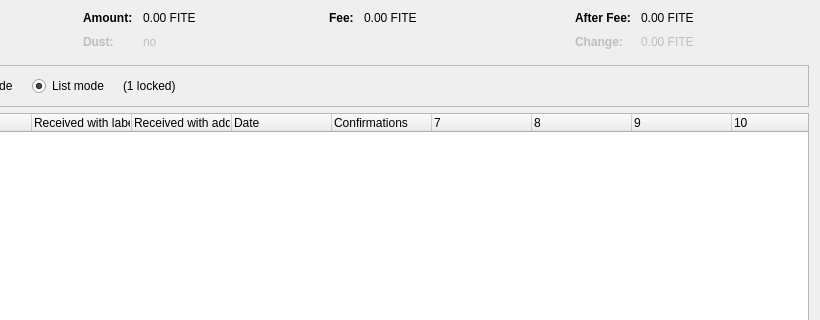
Old version of the form src/qt/forms/coincontroldialog.ui in the repository fitecash/fitecash; both pictures show x 180 to 1000 and y 0 to 320 of the 1000 by 500 pixel window.
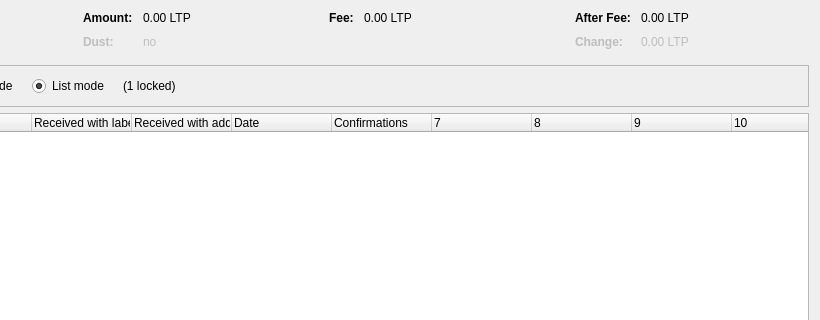
New version of the form. Custom widgets are drawn as their Qt base class.

The edit to the form file:
```diff
--- a/src/qt/forms/coincontroldialog.ui
+++ b/src/qt/forms/coincontroldialog.ui
@@ -132,7 +132,7 @@
           <enum>Qt::ActionsContextMenu</enum>
          </property>
          <property name="text">
-          <string notr="true">0.00 FITE</string>
+          <string notr="true">0.00 LTP</string>
          </property>
          <property name="textInteractionFlags">
           <set>Qt::LinksAccessibleByMouse|Qt::TextSelectableByKeyboard|Qt::TextSelectableByMouse</set>
@@ -212,7 +212,7 @@
           <enum>Qt::ActionsContextMenu</enum>
          </property>
          <property name="text">
-          <string notr="true">0.00 FITE</string>
+          <string notr="true">0.00 LTP</string>
          </property>
          <property name="textInteractionFlags">
           <set>Qt::LinksAccessibleByMouse|Qt::TextSelectableByKeyboard|Qt::TextSelectableByMouse</set>
@@ -257,7 +257,7 @@
           <enum>Qt::ActionsContextMenu</enum>
          </property>
          <property name="text">
-          <string notr="true">0.00 FITE</string>
+          <string notr="true">0.00 LTP</string>
          </property>
          <property name="textInteractionFlags">
           <set>Qt::LinksAccessibleByMouse|Qt::TextSelectableByKeyboard|Qt::TextSelectableByMouse</set>
@@ -292,7 +292,7 @@
           <enum>Qt::ActionsContextMenu</enum>
          </property>
          <property name="text">
-          <string notr="true">0.00 FITE</string>
+          <string notr="true">0.00 LTP</string>
          </property>
          <property name="textInteractionFlags">
           <set>Qt::LinksAccessibleByMouse|Qt::TextSelectableByKeyboard|Qt::TextSelectableByMouse</set>
```
